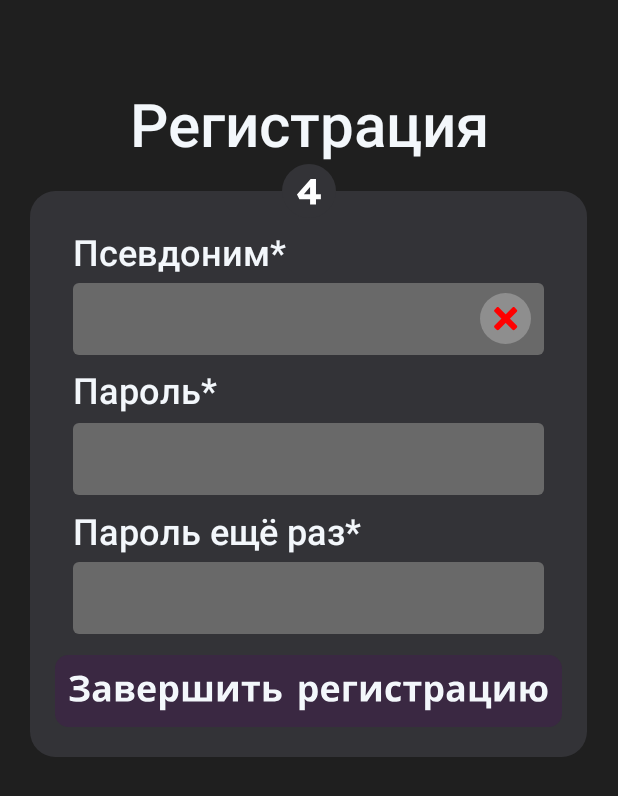
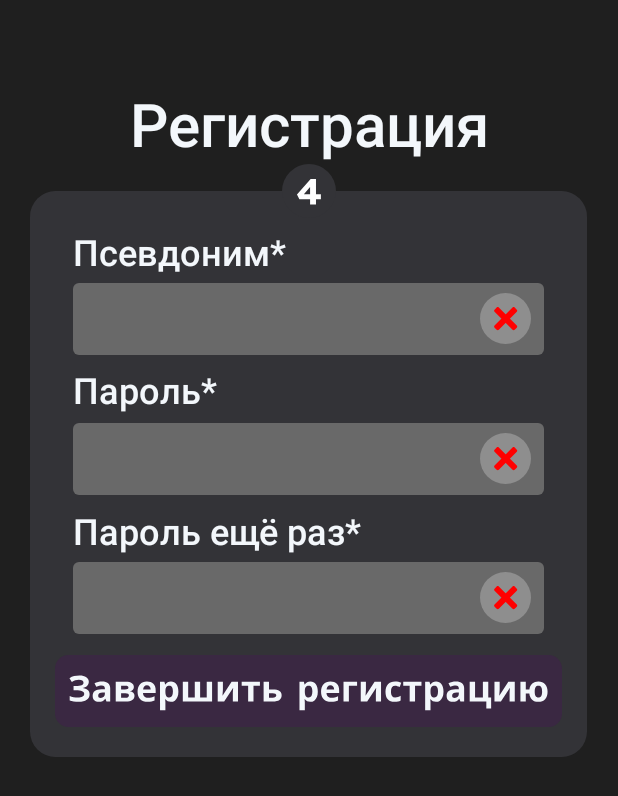
Before and after one commit to foured/cutemeet, an Android app: the RegistrationScreen_4 screen opened through its navigation route, on a phone screen of 412 x 824 dp. Shown: the top 796 px of the screen. Run offline under Robolectric (Android 15) with nearby library versions, the phone set to English and light mode, and no system bars.

Commit message:
Added user input save system in registration

```diff
--- a/app/src/main/java/com/foured/cutemeet/RegistrationScreen_4.java
+++ b/app/src/main/java/com/foured/cutemeet/RegistrationScreen_4.java
@@ -12,9 +12,13 @@ import android.view.LayoutInflater;
 import android.view.View;
 import android.view.ViewGroup;
 import android.widget.EditText;
+import android.widget.ImageButton;
 import android.widget.ImageView;
+import android.widget.Toast;
 
 import com.foured.cutemeet.algorithms.RegistrationFieldsChecker;
+import com.foured.cutemeet.config.ConstStrings;
+import com.foured.cutemeet.models.UserAccountData;
 
 /**
  * A simple {@link Fragment} subclass.
@@ -22,6 +26,8 @@ import com.foured.cutemeet.algorithms.RegistrationFieldsChecker;
  * create an instance of this fragment.
  */
 public class RegistrationScreen_4 extends Fragment {
+
+    private UserAccountData uad;
 
     // TODO: Rename parameter arguments, choose names that match
     // the fragment initialization parameters, e.g. ARG_ITEM_NUMBER
@@ -60,6 +66,7 @@ public class RegistrationScreen_4 extends Fragment {
         if (getArguments() != null) {
             mParam1 = getArguments().getString(ARG_PARAM1);
             mParam2 = getArguments().getString(ARG_PARAM2);
+            uad = (UserAccountData) getArguments().getSerializable("user_account_data");
         }
     }
 
@@ -73,10 +80,14 @@ public class RegistrationScreen_4 extends Fragment {
     @Override
     public void onViewCreated(@NonNull View view, @Nullable Bundle savedInstanceState) {
         super.onViewCreated(view, savedInstanceState);
-        ((EditText) view.findViewById(R.id.registrationPanel_4_usernameEditText)).getText().clear();
-        ((EditText) view.findViewById(R.id.registrationPanel_4_passwordEditText)).getText().clear();
-        ((EditText) view.findViewById(R.id.registrationPanel_4_passwordConfirmEditText)).getText().clear();
-        ((EditText) view.findViewById(R.id.registrationPanel_4_usernameEditText)).addTextChangedListener(new TextWatcher() {
+        EditText unET = (EditText) view.findViewById(R.id.registrationPanel_4_usernameEditText);
+        EditText pET = (EditText) view.findViewById(R.id.registrationPanel_4_passwordEditText);
+        EditText pcET = (EditText) view.findViewById(R.id.registrationPanel_4_passwordConfirmEditText);
+
+        unET.getText().clear();
+        pET.getText().clear();
+        pcET.getText().clear();
+        unET.addTextChangedListener(new TextWatcher() {
             @Override
             public void beforeTextChanged(CharSequence s, int start, int count, int after) {
 
@@ -97,5 +108,76 @@ public class RegistrationScreen_4 extends Fragment {
 
             }
         });
+        pET.addTextChangedListener(new TextWatcher() {
+            @Override
+            public void beforeTextChanged(CharSequence s, int start, int count, int after) {
+
+            }
+
+            @Override
+            public void onTextChanged(CharSequence s, int start, int before, int count) {
+                if(RegistrationFieldsChecker.isPassword(s)){
+                    ((ImageView) view.findViewById(R.id.registrationPanel_4_passwordEditText_correctImage)).setImageResource(R.drawable.correctlineimage);
+                }
+                else{
+                    ((ImageView) view.findViewById(R.id.registrationPanel_4_passwordEditText_correctImage)).setImageResource(R.drawable.wronglineimage);
+                }
+
+                if(String.valueOf(pcET.getText()).equals(String.valueOf(pET.getText()))){
+                    ((ImageView) view.findViewById(R.id.registrationPanel_4_passwordConfirmEditText_correctImage)).setImageResource(R.drawable.correctlineimage);
+                }
+                else{
+                    ((ImageView) view.findViewById(R.id.registrationPanel_4_passwordConfirmEditText_correctImage)).setImageResource(R.drawable.wronglineimage);
+                }
+            }
+
+            @Override
+            public void afterTextChanged(Editable s) {
+
+            }
+        });
+        pcET.addTextChangedListener(new TextWatcher() {
+            @Override
+            public void beforeTextChanged(CharSequence s, int start, int count, int after) {
+
+            }
+
+            @Override
+            public void onTextChanged(CharSequence s, int start, int before, int count) {
+                if(String.valueOf(pcET.getText()).equals(String.valueOf(pET.getText()))){
+                    ((ImageView) view.findViewById(R.id.registrationPanel_4_passwordConfirmEditText_correctImage)).setImageResource(R.drawable.correctlineimage);
+                }
+                else{
+                    ((ImageView) view.findViewById(R.id.registrationPanel_4_passwordConfirmEditText_correctImage)).setImageResource(R.drawable.wronglineimage);
+                }
+            }
+
+            @Override
+            public void afterTextChanged(Editable s) {
+
+            }
+        });
+
+
+        view.findViewById(R.id.registrationPanel_4_compliteRegistrationButton).setOnClickListener(new View.OnClickListener() {
+            @Override
+            public void onClick(View v) {
+                if(RegistrationFieldsChecker.isUsername(unET.getText()) && RegistrationFieldsChecker.isPassword(pET.getText())
+                 && String.valueOf(pcET.getText()).equals(String.valueOf(pET.getText()))){
+                    uad.password = String.valueOf(pET.getText());
+                    uad.userName = String.valueOf(unET.getText());
+
+                    System.out.println(uad.name);
+                    System.out.println(uad.surname);
+                    System.out.println(uad.middleName);
+                    System.out.println(uad.phoneNumber);
+                    System.out.println(uad.email);
+                    System.out.println(uad.password);
+                }
+                else{
+                    Toast.makeText(view.getContext(), ConstStrings.wrongRegistrationLine, Toast.LENGTH_LONG).show();
+                }
+            }
+        });
     }
 }
--- a/app/src/main/java/com/foured/cutemeet/WelcomeScreen.java
+++ b/app/src/main/java/com/foured/cutemeet/WelcomeScreen.java
@@ -10,6 +10,8 @@ import androidx.navigation.Navigation;
 import android.view.LayoutInflater;
 import android.view.View;
 import android.view.ViewGroup;
+
+import com.foured.cutemeet.models.UserAccountData;
 
 /**
  * A simple {@link Fragment} subclass.
@@ -68,7 +70,12 @@ public class WelcomeScreen extends Fragment {
     @Override
     public void onViewCreated(@NonNull View view, @Nullable Bundle savedInstanceState) {
         super.onViewCreated(view, savedInstanceState);
-        view.findViewById(R.id.welcomePanel_enterAccountButton).setOnClickListener(Navigation.createNavigateOnClickListener(R.id.action_welcomeScreen_to_logInScreen));
-        view.findViewById(R.id.welcomePanel_registrationButton).setOnClickListener(Navigation.createNavigateOnClickListener(R.id.action_welcomeScreen_to_registrationScreen_1));
+        view.findViewById(R.id.welcomePanel_enterAccountButton)
+                .setOnClickListener(Navigation.createNavigateOnClickListener(R.id.action_welcomeScreen_to_logInScreen));
+        Bundle bundle = new Bundle();
+        UserAccountData uad = new UserAccountData();
+        bundle.putSerializable("user_account_data", uad);
+        view.findViewById(R.id.welcomePanel_registrationButton)
+                .setOnClickListener(Navigation.createNavigateOnClickListener(R.id.action_welcomeScreen_to_registrationScreen_1, bundle));
     }
 }
--- a/app/src/main/java/com/foured/cutemeet/algorithms/RegistrationFieldsChecker.java
+++ b/app/src/main/java/com/foured/cutemeet/algorithms/RegistrationFieldsChecker.java
@@ -17,4 +17,8 @@ public class RegistrationFieldsChecker {
     public static boolean isUsername(CharSequence s){
         return Pattern.matches("^[^@]*[a-zA-Zа-яА-Я]+[^@]*$", s) && s.length() >= 3;
     }
+
+    public static boolean isPassword(CharSequence s){
+        return s.length() >= 4;
+    }
 }
--- /dev/null
+++ b/app/src/main/java/com/foured/cutemeet/models/UserAccountData.java
@@ -0,0 +1,14 @@
+package com.foured.cutemeet.models;
+
+import java.io.Serializable;
+
+public class UserAccountData implements Serializable {
+    public String userName;
+    public String email;
+    public String phoneNumber;
+    public String password;
+
+    public String name;
+    public String surname;
+    public String middleName;
+}
--- a/app/src/main/res/layout/fragment_registration_screen_4.xml
+++ b/app/src/main/res/layout/fragment_registration_screen_4.xml
@@ -79,6 +79,14 @@
                 android:padding="0dp"/>
         </com.google.android.material.textfield.TextInputLayout>
 
+        <ImageView
+            android:id="@+id/registrationPanel_4_passwordEditText_correctImage"
+            android:layout_width="wrap_content"
+            android:layout_height="wrap_content"
+            android:src="@drawable/wronglineimage"
+            android:layout_marginTop="161dp"
+            android:layout_marginLeft="300dp"/>
+
         <TextView
             android:id="@+id/registrationPanel_4_passwordText"
             android:layout_width="314dp"
@@ -107,6 +115,13 @@
                 android:padding="0dp"/>
         </com.google.android.material.textfield.TextInputLayout>
 
+        <ImageView
+            android:id="@+id/registrationPanel_4_passwordConfirmEditText_correctImage"
+            android:layout_width="wrap_content"
+            android:layout_height="wrap_content"
+            android:src="@drawable/wronglineimage"
+            android:layout_marginTop="254dp"
+            android:layout_marginLeft="300dp"/>
 
         <TextView
             android:id="@+id/registrationPanel_4_passwordConfirmText"
--- a/app/src/main/res/navigation/navigation_graph.xml
+++ b/app/src/main/res/navigation/navigation_graph.xml
@@ -3,7 +3,7 @@
     xmlns:app="http://schemas.android.com/apk/res-auto"
     xmlns:tools="http://schemas.android.com/tools"
     android:id="@+id/navigation_graph"
-    app:startDestination="@id/passwordRecoveryScreen_2_2">
+    app:startDestination="@id/welcomeScreen">
     <fragment
         android:id="@+id/messanger"
         android:name="com.foured.cutemeet.Messanger"
```
Also changed, not shown: app/src/main/java/com/foured/cutemeet/RegistrationScreen_1.java (+11 -1 lines), app/src/main/java/com/foured/cutemeet/RegistrationScreen_2.java (+9 -1 lines), app/src/main/java/com/foured/cutemeet/RegistrationScreen_3.java (+7 -1 lines).
